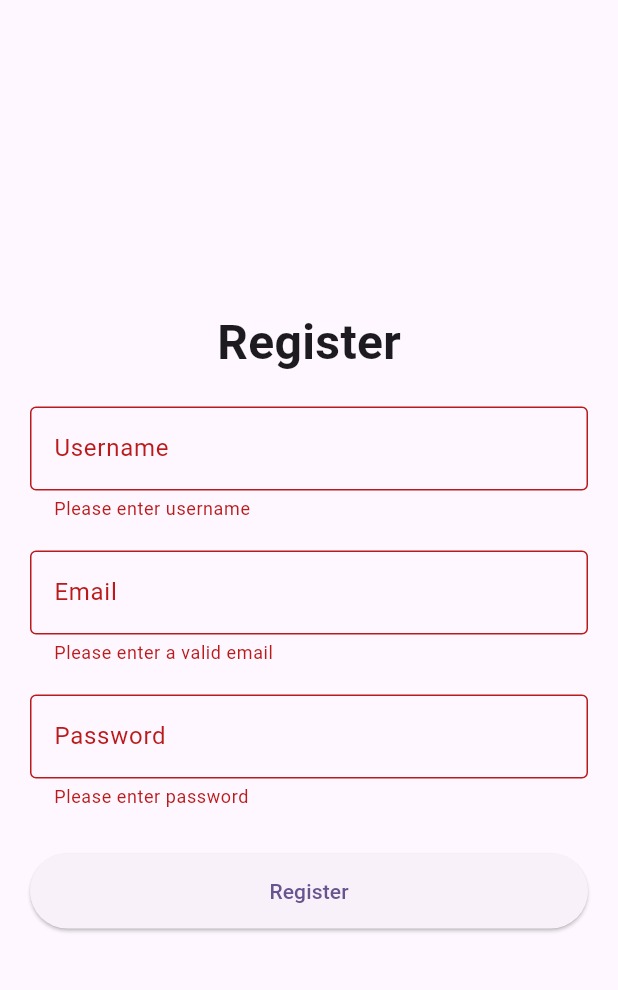
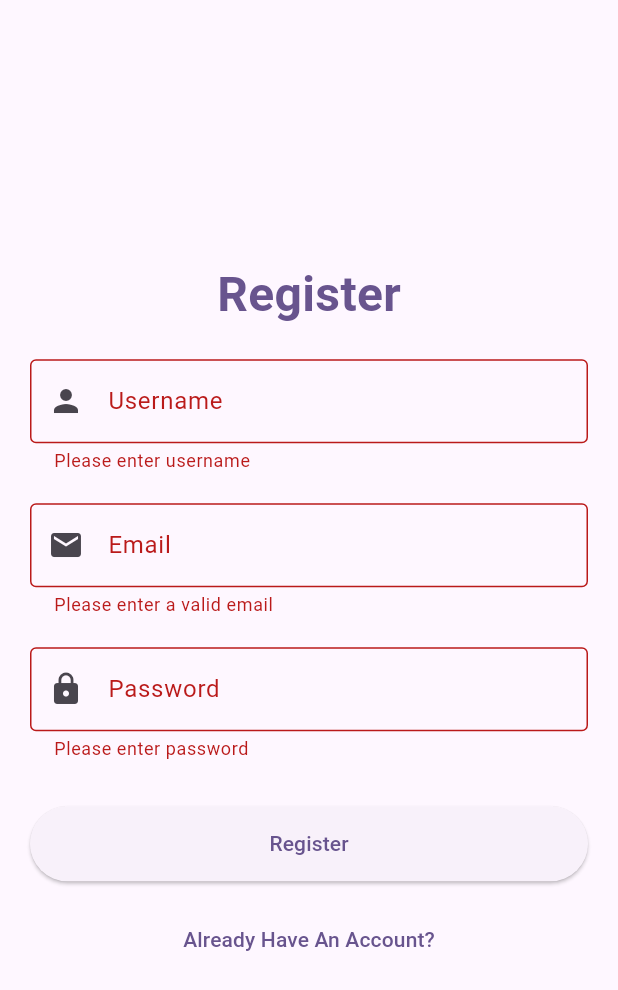
Before and after one commit to yashpapa6969/ayna_chat_app, a Flutter app: the RegistrationScreen screen opened by its route, after a tap on "Register", on a phone screen of 412 x 824 dp. Shown: the top 990 px of the screen. Run offline on Flutter 3.47's test engine with Material 3 defaults, Android fonts, the phone set to English and light mode, and no system bars; our stand-ins replace flutter_chat_types, flutter_chat_ui, fluttertoast, shared_preferences, socket_io_client; accounts and stored records are empty.

Commit message:
ui changes

```diff
--- a/lib/register.dart
+++ b/lib/register.dart
@@ -31,17 +31,23 @@ class _RegistrationScreenState extends State<RegistrationScreen> {
       setState(() => _isLoading = true);
 
       bool isRegistered = await _apiService.register(
-          _usernameController.text,
-          _emailController.text,
-          _passwordController.text
+        _usernameController.text,
+        _emailController.text,
+        _passwordController.text,
       );
       setState(() => _isLoading = false);
 
       if (isRegistered) {
-        Fluttertoast.showToast(msg: "Registration Successful", toastLength: Toast.LENGTH_SHORT);
-        Navigator.of(context).pushReplacementNamed('/login'); // Navigates to home screen after registration
+        Fluttertoast.showToast(
+          msg: "Registration Successful",
+          toastLength: Toast.LENGTH_SHORT,
+        );
+        Navigator.of(context).pushReplacementNamed('/login');
       } else {
-        Fluttertoast.showToast(msg: "Registration Failed", toastLength: Toast.LENGTH_SHORT);
+        Fluttertoast.showToast(
+          msg: "Registration Failed",
+          toastLength: Toast.LENGTH_SHORT,
+        );
       }
     }
   }
@@ -57,27 +63,48 @@ class _RegistrationScreenState extends State<RegistrationScreen> {
             child: Column(
               mainAxisAlignment: MainAxisAlignment.center,
               children: [
-                Text("Register", style: TextStyle(fontSize: 32, fontWeight: FontWeight.bold)),
+                Text(
+                  "Register",
+                  style: TextStyle(
+                    fontSize: 32,
+                    fontWeight: FontWeight.bold,
+                    color: Theme.of(context).primaryColor,
+                  ),
+                ),
                 SizedBox(height: 20),
                 TextFormField(
                   controller: _usernameController,
-                  decoration: InputDecoration(labelText: "Username", border: OutlineInputBorder()),
-                  validator: (value) => value!.isEmpty ? "Please enter username" : null,
+                  decoration: InputDecoration(
+                    labelText: "Username",
+                    border: OutlineInputBorder(),
+                    prefixIcon: Icon(Icons.person),
+                  ),
+                  validator: (value) =>
+                  value!.isEmpty ? "Please enter username" : null,
                 ),
                 SizedBox(height: 20),
                 TextFormField(
                   controller: _emailController,
-                  decoration: InputDecoration(labelText: "Email", border: OutlineInputBorder()),
-                  validator: (value) => !value!.contains('@') ? "Please enter a valid email" : null,
+                  decoration: InputDecoration(
+                    labelText: "Email",
+                    border: OutlineInputBorder(),
+                    prefixIcon: Icon(Icons.email),
+                  ),
+                  validator: (value) =>
+                  !value!.contains('@') ? "Please enter a valid email" : null,
                 ),
                 SizedBox(height: 20),
                 TextFormField(
                   controller: _passwordController,
-                  decoration: InputDecoration(labelText: "Password", border: OutlineInputBorder()),
+                  decoration: InputDecoration(
+                    labelText: "Password",
+                    border: OutlineInputBorder(),
+                    prefixIcon: Icon(Icons.lock),
+                  ),
                   obscureText: true,
-                  validator: (value) => value!.isEmpty ? "Please enter password" : null,
+                  validator: (value) =>
+                  value!.isEmpty ? "Please enter password" : null,
                 ),
-
                 SizedBox(height: 30),
                 _isLoading
                     ? CircularProgressIndicator()
@@ -88,6 +115,13 @@ class _RegistrationScreenState extends State<RegistrationScreen> {
                     minimumSize: Size(double.infinity, 50),
                   ),
                 ),
+                SizedBox(height: 15),
+                TextButton(
+                  onPressed: () {
+                    Navigator.of(context).pushReplacementNamed('/login');
+                  },
+                  child: Text("Already Have An Account?"),
+                ),
               ],
             ),
           ),
```
Also changed, not shown: lib/chat_screen.dart (+16 -9 lines), lib/login.dart (+25 -11 lines).
